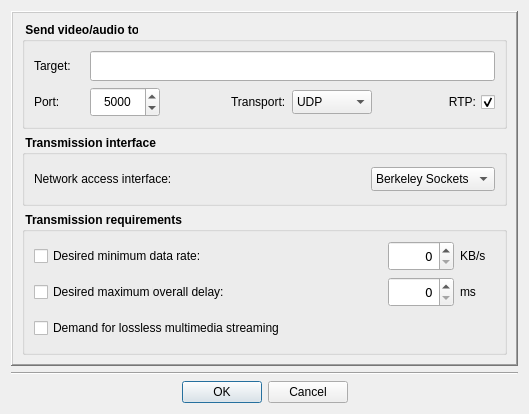
Old version of the form Homer/forms/Dialogs/AddNetworkSinkDialog.ui in the repository Homer-Conferencing/Homer-Conferencing.
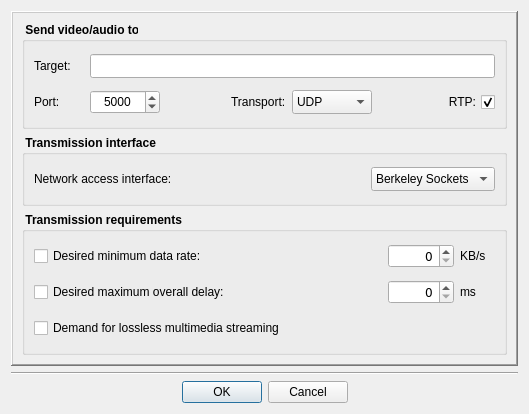
New version of the form. Icons and pictures are not drawn.

What changed in the file:
```diff
--- a/Homer/forms/Dialogs/AddNetworkSinkDialog.ui
+++ b/Homer/forms/Dialogs/AddNetworkSinkDialog.ui
@@ -94,13 +94,7 @@
              <property name="minimumSize">
               <size>
                <width>70</width>
-               <height>30</height>
-              </size>
-             </property>
-             <property name="maximumSize">
-              <size>
-               <width>70</width>
-               <height>30</height>
+               <height>24</height>
               </size>
              </property>
              <property name="font">
@@ -284,7 +278,7 @@
              <property name="minimumSize">
               <size>
                <width>200</width>
-               <height>30</height>
+               <height>24</height>
               </size>
              </property>
              <property name="maximumSize">
@@ -366,13 +360,7 @@
              <property name="minimumSize">
               <size>
                <width>50</width>
-               <height>30</height>
-              </size>
-             </property>
-             <property name="maximumSize">
-              <size>
-               <width>16777215</width>
-               <height>30</height>
+               <height>24</height>
               </size>
              </property>
              <property name="font">
@@ -471,13 +459,7 @@
              <property name="minimumSize">
               <size>
                <width>50</width>
-               <height>30</height>
-              </size>
-             </property>
-             <property name="maximumSize">
-              <size>
-               <width>16777215</width>
-               <height>30</height>
+               <height>24</height>
               </size>
              </property>
              <property name="font">
```
